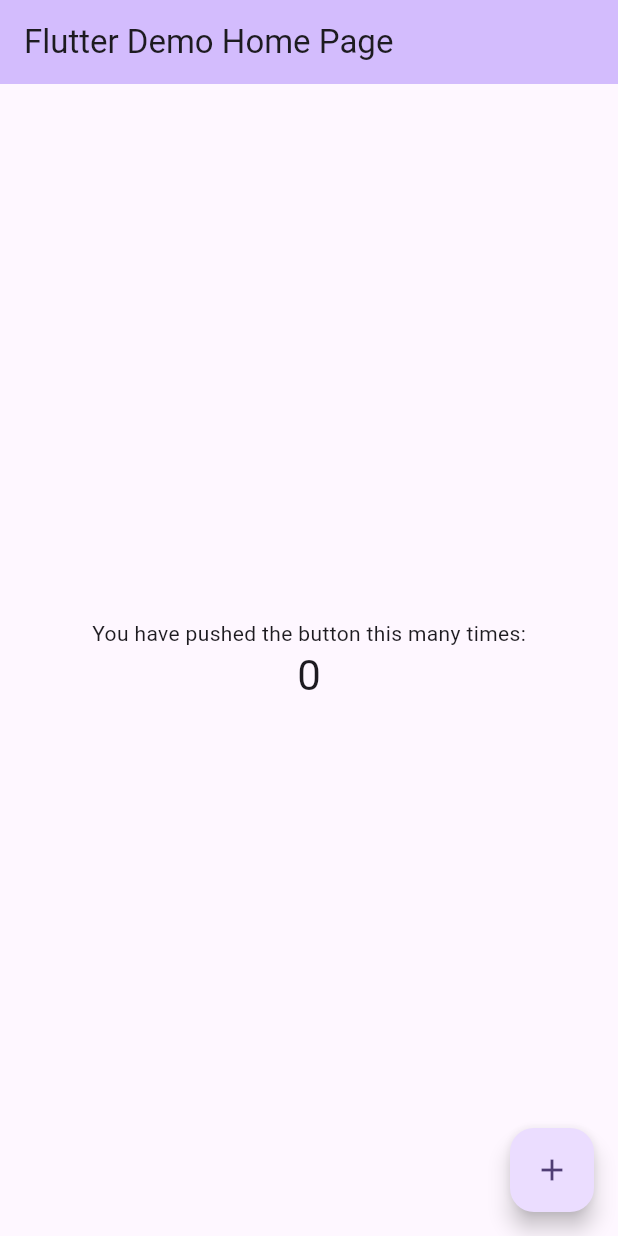
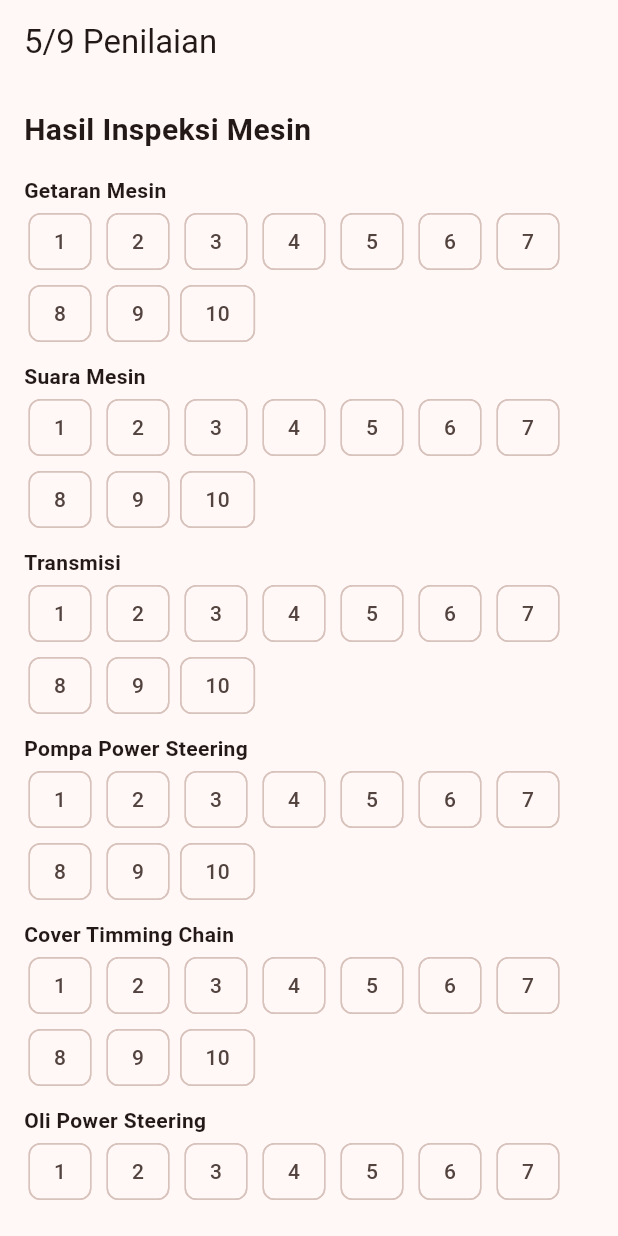
Before and after one commit to diankartika/inspeksimobil-app, a Flutter app: the screen it shows after launch, on a phone screen of 412 x 824 dp. Run offline on Flutter 3.47's test engine with Material 3 defaults, Android fonts, the light colour scheme and no system bars.

Commit message:
page 6 ready

```diff
--- a/lib/main.dart
+++ b/lib/main.dart
@@ -1,4 +1,5 @@
 import 'package:flutter/material.dart';
+import 'pages/inspection_step6_engine_page.dart';
 
 void main() {
   runApp(const MyApp());
@@ -7,116 +8,15 @@ void main() {
 class MyApp extends StatelessWidget {
   const MyApp({super.key});
 
-  // This widget is the root of your application.
   @override
   Widget build(BuildContext context) {
     return MaterialApp(
-      title: 'Flutter Demo',
+      title: 'Inspeksi Mobil',
       theme: ThemeData(
-        // This is the theme of your application.
-        //
-        // TRY THIS: Try running your application with "flutter run". You'll see
-        // the application has a purple toolbar. Then, without quitting the app,
-        // try changing the seedColor in the colorScheme below to Colors.green
-        // and then invoke "hot reload" (save your changes or press the "hot
-        // reload" button in a Flutter-supported IDE, or press "r" if you used
-        // the command line to start the app).
-        //
-        // Notice that the counter didn't reset back to zero; the application
-        // state is not lost during the reload. To reset the state, use hot
-        // restart instead.
-        //
-        // This works for code too, not just values: Most code changes can be
-        // tested with just a hot reload.
-        colorScheme: ColorScheme.fromSeed(seedColor: Colors.deepPurple),
+        colorScheme: ColorScheme.fromSeed(seedColor: Colors.deepOrange),
+        useMaterial3: true,
       ),
-      home: const MyHomePage(title: 'Flutter Demo Home Page'),
+      home: const InspectionStep6EnginePage(),
     );
   }
 }
-
-class MyHomePage extends StatefulWidget {
-  const MyHomePage({super.key, required this.title});
-
-  // This widget is the home page of your application. It is stateful, meaning
-  // that it has a State object (defined below) that contains fields that affect
-  // how it looks.
-
-  // This class is the configuration for the state. It holds the values (in this
-  // case the title) provided by the parent (in this case the App widget) and
-  // used by the build method of the State. Fields in a Widget subclass are
-  // always marked "final".
-
-  final String title;
-
-  @override
-  State<MyHomePage> createState() => _MyHomePageState();
-}
-
-class _MyHomePageState extends State<MyHomePage> {
-  int _counter = 0;
-
-  void _incrementCounter() {
-    setState(() {
-      // This call to setState tells the Flutter framework that something has
-      // changed in this State, which causes it to rerun the build method below
-      // so that the display can reflect the updated values. If we changed
-      // _counter without calling setState(), then the build method would not be
-      // called again, and so nothing would appear to happen.
-      _counter++;
-    });
-  }
-
-  @override
-  Widget build(BuildContext context) {
-    // This method is rerun every time setState is called, for instance as done
-    // by the _incrementCounter method above.
-    //
-    // The Flutter framework has been optimized to make rerunning build methods
-    // fast, so that you can just rebuild anything that needs updating rather
-    // than having to individually change instances of widgets.
-    return Scaffold(
-      appBar: AppBar(
-        // TRY THIS: Try changing the color here to a specific color (to
-        // Colors.amber, perhaps?) and trigger a hot reload to see the AppBar
-        // change color while the other colors stay the same.
-        backgroundColor: Theme.of(context).colorScheme.inversePrimary,
-        // Here we take the value from the MyHomePage object that was created by
-        // the App.build method, and use it to set our appbar title.
-        title: Text(widget.title),
-      ),
-      body: Center(
-        // Center is a layout widget. It takes a single child and positions it
-        // in the middle of the parent.
-        child: Column(
-          // Column is also a layout widget. It takes a list of children and
-          // arranges them vertically. By default, it sizes itself to fit its
-          // children horizontally, and tries to be as tall as its parent.
-          //
-          // Column has various properties to control how it sizes itself and
-          // how it positions its children. Here we use mainAxisAlignment to
-          // center the children vertically; the main axis here is the vertical
-          // axis because Columns are vertical (the cross axis would be
-          // horizontal).
-          //
-          // TRY THIS: Invoke "debug painting" (choose the "Toggle Debug Paint"
-          // action in the IDE, or press "p" in the console), to see the
-          // wireframe for each widget.
-          mainAxisAlignment: MainAxisAlignment.center,
-          children: <Widget>[
-            const Text('You have pushed the button this many times:'),
-            Text(
-              '$_counter',
-              style: Theme.of(context).textTheme.headlineMedium,
-            ),
-          ],
-        ),
-      ),
-      floatingActionButton: FloatingActionButton(
-        onPressed: _incrementCounter,
-        tooltip: 'Increment',
-        child: const Icon(Icons.add),
-      ), // This trailing comma makes auto-formatting nicer for build methods.
-    );
-  }
-}
--- /dev/null
+++ b/lib/pages/inspection_step6_engine_page.dart
@@ -0,0 +1,161 @@
+import 'package:flutter/material.dart';
+
+class InspectionStep6EnginePage extends StatefulWidget {
+  const InspectionStep6EnginePage({Key? key}) : super(key: key);
+
+  @override
+  State<InspectionStep6EnginePage> createState() =>
+      _InspectionStep6EnginePageState();
+}
+
+class _InspectionStep6EnginePageState extends State<InspectionStep6EnginePage> {
+  final Map<String, int?> scores = {
+    "Getaran Mesin": null,
+    "Suara Mesin": null,
+    "Transmisi": null,
+    "Pompa Power Steering": null,
+    "Cover Timming Chain": null,
+    "Oli Power Steering": null,
+    "Accu": null,
+    "Kompressor AC": null,
+    "Fan": null,
+    "Selang": null,
+    "Karter oli": null,
+    "Oli Rem": null,
+    "Kabel": null,
+    "Kondensor": null,
+    "Radiator": null,
+    "Cylinder Head": null,
+    "Oli Mesin": null,
+    "Air Radiator": null,
+    "Cover Klep": null,
+    "Alternator": null,
+    "Water Pump": null,
+    "Belt": null,
+    "Oli Transmisi": null,
+    "Cylinder Block": null,
+    "Tutup Radiator": null,
+  };
+
+  bool bushingKecil = false;
+  bool bushingBesar = false;
+  bool bushingBesarTidakAda = false;
+
+  final TextEditingController notesController = TextEditingController();
+
+  Widget buildScoreRow(String label) {
+    return Column(
+      crossAxisAlignment: CrossAxisAlignment.start,
+      children: [
+        Text(label, style: const TextStyle(fontWeight: FontWeight.bold)),
+        Wrap(
+          spacing: 4,
+          children: List.generate(10, (index) {
+            final score = index + 1;
+            return ChoiceChip(
+              label: Text('$score'),
+              selected: scores[label] == score,
+              onSelected: (_) {
+                setState(() {
+                  scores[label] = score;
+                });
+              },
+            );
+          }),
+        ),
+        const SizedBox(height: 8),
+      ],
+    );
+  }
+
+  @override
+  Widget build(BuildContext context) {
+    return Scaffold(
+      appBar: AppBar(title: const Text("5/9 Penilaian")),
+      body: Padding(
+        padding: const EdgeInsets.all(16.0),
+        child: ListView(
+          children: [
+            const Text(
+              "Hasil Inspeksi Mesin",
+              style: TextStyle(fontSize: 20, fontWeight: FontWeight.bold),
+            ),
+            const SizedBox(height: 16),
+            ...scores.keys.map((key) => buildScoreRow(key)),
+            const SizedBox(height: 8),
+            const Text("Bushing Besar"),
+            Row(
+              children: [
+                Checkbox(
+                  value: bushingBesar,
+                  onChanged:
+                      (val) => setState(() {
+                        bushingBesar = val ?? false;
+                        if (bushingBesar) bushingBesarTidakAda = false;
+                      }),
+                ),
+                const Text("Ada"),
+                const SizedBox(width: 16),
+                ChoiceChip(
+                  label: const Text("Tidak ada"),
+                  selected: bushingBesarTidakAda,
+                  onSelected: (_) {
+                    setState(() {
+                      bushingBesarTidakAda = true;
+                      bushingBesar = false;
+                    });
+                  },
+                ),
+              ],
+            ),
+            const Text("Bushing Kecil"),
+            CheckboxListTile(
+              value: bushingKecil,
+              onChanged: (val) => setState(() => bushingKecil = val ?? false),
+              title: const Text("Ada"),
+              controlAffinity: ListTileControlAffinity.leading,
+              contentPadding: EdgeInsets.zero,
+            ),
+            const SizedBox(height: 16),
+            const Text("Catatan"),
+            TextField(
+              controller: notesController,
+              maxLines: 4,
+              decoration: const InputDecoration(
+                hintText: "- Catatan 1\n- Catatan 2\n- Catatan 3",
+                border: OutlineInputBorder(),
+              ),
+            ),
+            const SizedBox(height: 16),
+            Row(
+              mainAxisAlignment: MainAxisAlignment.spaceBetween,
+              children: [
+                ElevatedButton(
+                  onPressed: () {},
+                  style: ElevatedButton.styleFrom(
+                    backgroundColor: Colors.orange,
+                  ),
+                  child: const Text("Back"),
+                ),
+                ElevatedButton(
+                  onPressed: () {},
+                  style: ElevatedButton.styleFrom(
+                    backgroundColor: Colors.orange,
+                  ),
+                  child: const Text("Next"),
+                ),
+              ],
+            ),
+            const SizedBox(height: 16),
+            const Center(
+              child: Text(
+                "copyright by Inspeksi Mobil Jogja",
+                style: TextStyle(fontSize: 12),
+              ),
+            ),
+          ],
+        ),
+      ),
+    );
+  }
+}
```
